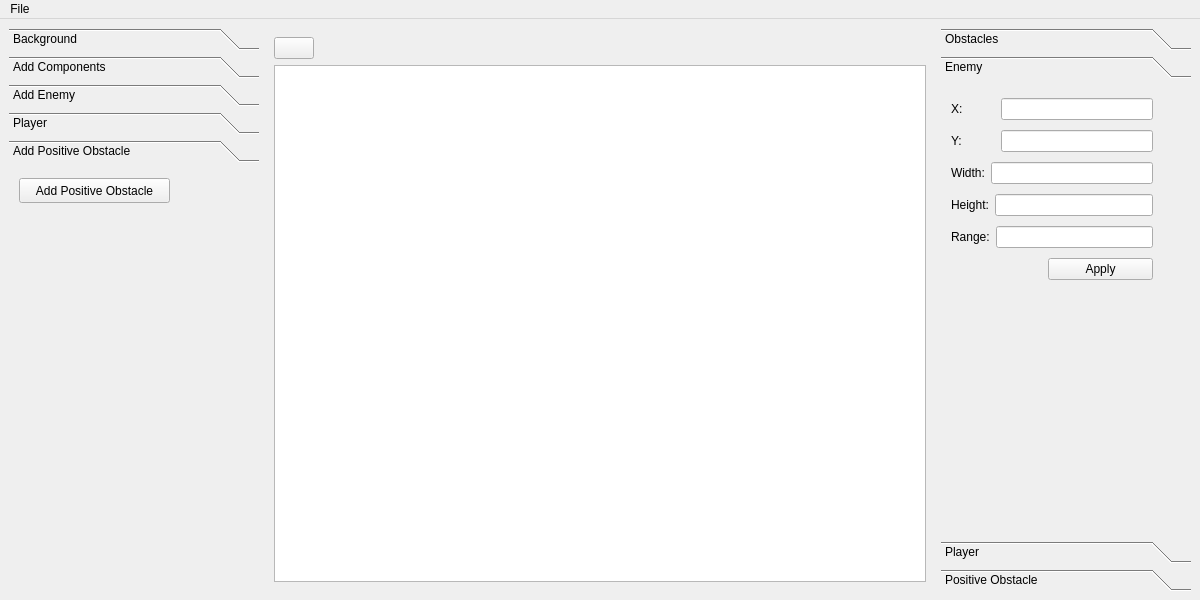
Qt form src/RS_game_engine/mainwindow.ui (MATF-RS20/RS017-qtgameengine) before a commit.
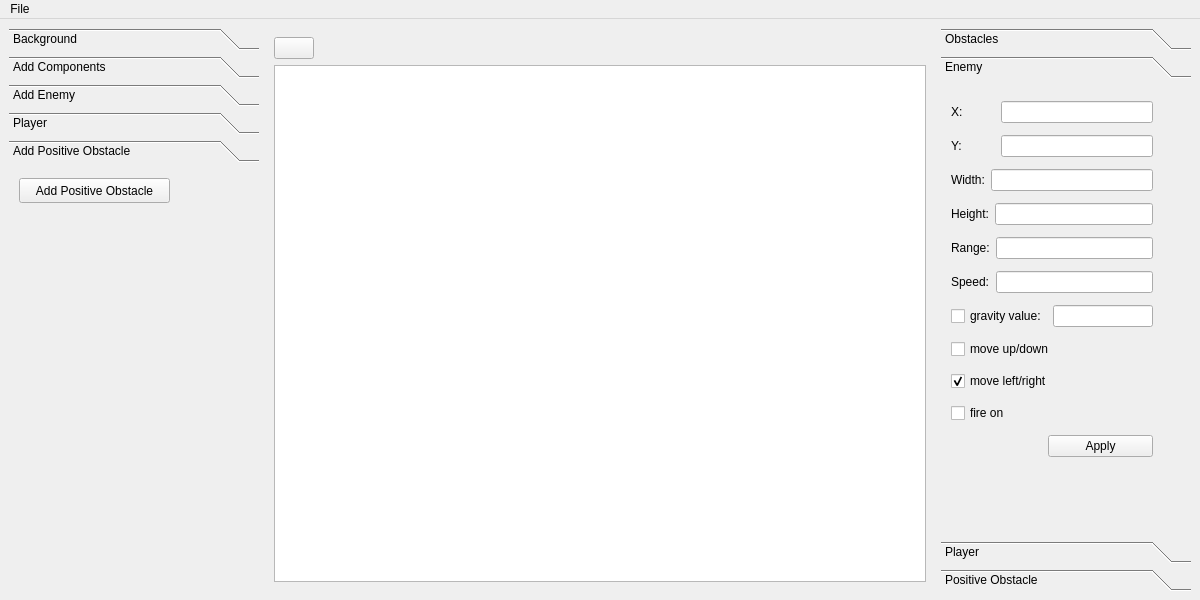
The same form after that commit. The open tabs and pages were chosen to show the change. Icons and pictures are not drawn.

Commit message: Improved Enemy class

```diff
--- a/src/RS_game_engine/mainwindow.ui
+++ b/src/RS_game_engine/mainwindow.ui
@@ -400,9 +400,9 @@
         <property name="geometry">
          <rect>
           <x>10</x>
-          <y>10</y>
+          <y>11</y>
           <width>202</width>
-          <height>194</height>
+          <height>374</height>
          </rect>
         </property>
         <layout class="QVBoxLayout" name="verticalLayout_4">
@@ -494,6 +494,58 @@
            </item>
           </layout>
          </item>
+         <item>
+          <layout class="QHBoxLayout" name="horizontalLayout_27">
+           <item>
+            <widget class="QLabel" name="label_22">
+             <property name="text">
+              <string>Speed:</string>
+             </property>
+            </widget>
+           </item>
+           <item>
+            <widget class="QLineEdit" name="leEnemySpeed"/>
+           </item>
+          </layout>
+         </item>
+         <item>
+          <layout class="QHBoxLayout" name="horizontalLayout_28">
+           <item>
+            <widget class="QCheckBox" name="cbEnemyGravity">
+             <property name="text">
+              <string>gravity value:</string>
+             </property>
+            </widget>
+           </item>
+           <item>
+            <widget class="QLineEdit" name="leEnemyGravity"/>
+           </item>
+          </layout>
+         </item>
+         <item>
+          <widget class="QCheckBox" name="cbEnemyMoveUpDown">
+           <property name="text">
+            <string>move up/down</string>
+           </property>
+          </widget>
+         </item>
+         <item>
+          <widget class="QCheckBox" name="cbEnemyLeftRight">
+           <property name="text">
+            <string>move left/right</string>
+           </property>
+           <property name="checked">
+            <bool>true</bool>
+           </property>
+          </widget>
+         </item>
+         <item>
+          <widget class="QCheckBox" name="cbEnemyFireOn">
+           <property name="text">
+            <string>fire on</string>
+           </property>
+          </widget>
+         </item>
          <item>
           <layout class="QHBoxLayout" name="horizontalLayout_12">
            <item>
```
Left out of the diff: 78 changed lines with no effect on the pictures. The commit also changes 6 other files.
